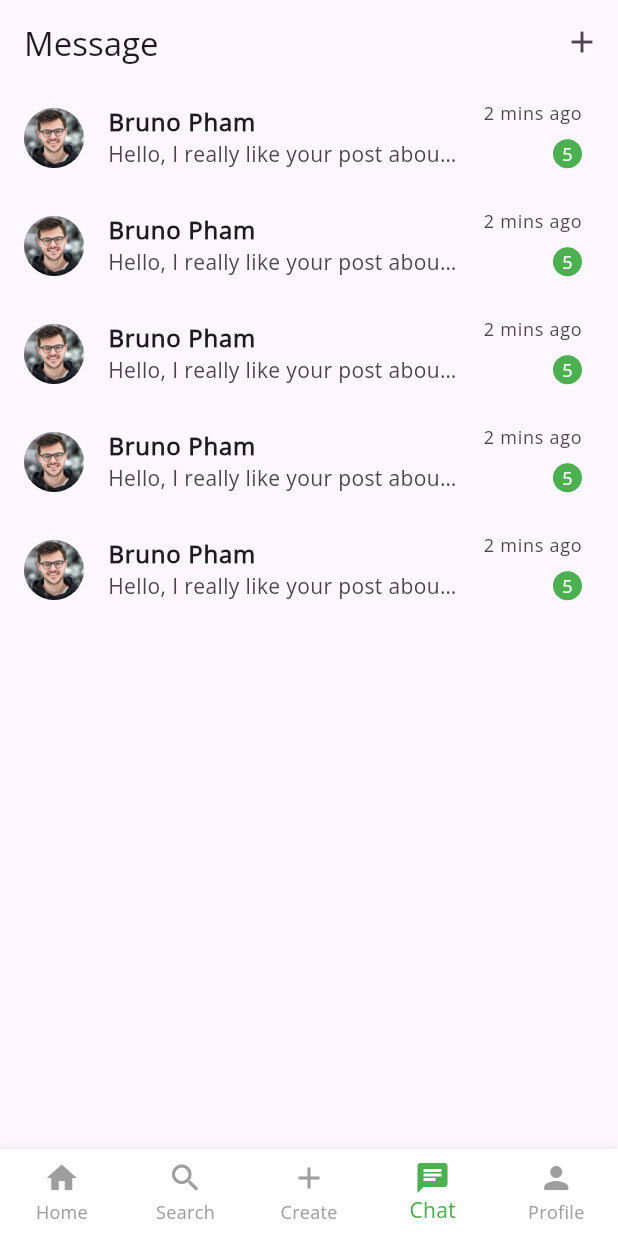
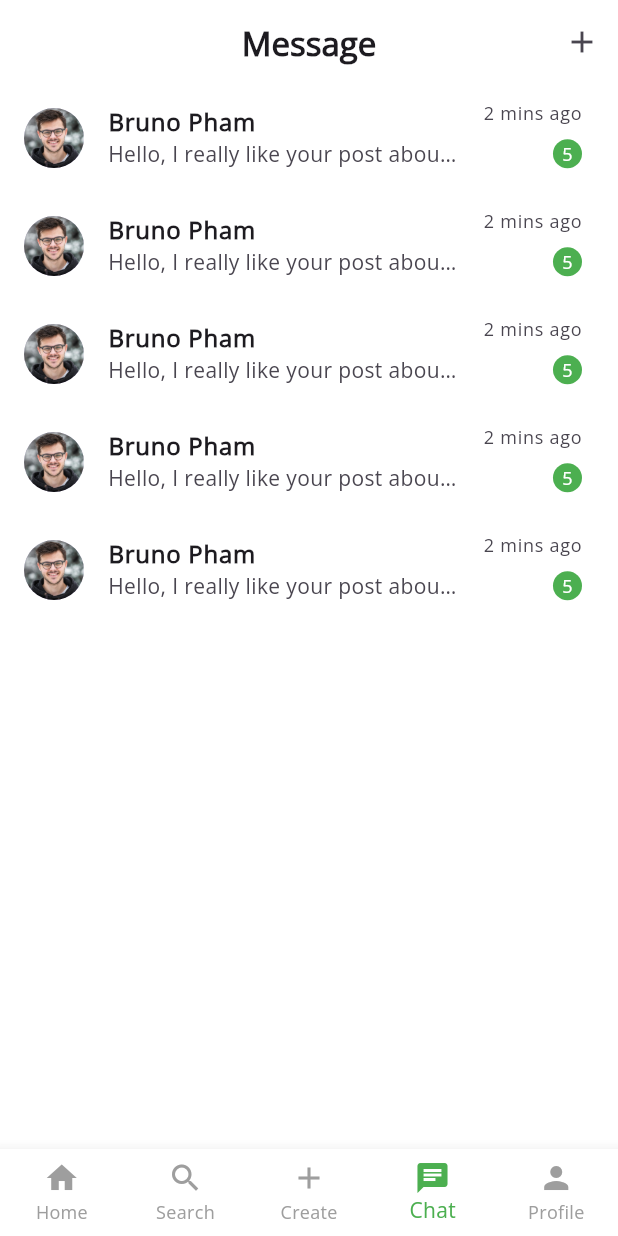
Before and after one commit to NM71/test_for_job, a Flutter app: the screen it shows after launch, item 4 of the bottom bar chosen, on a phone screen of 412 x 824 dp. Run offline on Flutter 3.47's test engine with Material 3 defaults, Android fonts, the phone set to English and light mode, and no system bars; our stand-ins replace image_picker.

```diff
--- a/lib/screens/chat_screen.dart
+++ b/lib/screens/chat_screen.dart
@@ -4,8 +4,11 @@ class MessagesScreen extends StatelessWidget {
   @override
   Widget build(BuildContext context) {
     return Scaffold(
+      backgroundColor: Color(0xffffffff),
       appBar: AppBar(
-        title: Text('Message'),
+        backgroundColor: Color(0xffffffff),
+        title: Text('Message',style: TextStyle(fontWeight: FontWeight.bold),),
+        centerTitle: true,
         actions: [
           IconButton(
             icon: Icon(Icons.add),
@@ -66,7 +69,8 @@ class MessageListItem extends StatelessWidget {
           Text(time, style: TextStyle(fontSize: 12)),
           SizedBox(height: 4),
           if (unreadCount > 0)
-            Container(
+            Flexible( // Wrap the unread count container with Flexible
+              child: Container(
                 padding: EdgeInsets.all(6),
                 decoration: BoxDecoration(
                   color: Colors.green,
@@ -77,12 +81,14 @@ class MessageListItem extends StatelessWidget {
                   style: TextStyle(color: Colors.white, fontSize: 12),
                 ),
               ),
+            ),
         ],
       ),
       onTap: onTap,
     );
   }
 }
+
 
 class ConversationScreen extends StatelessWidget {
   @override
--- a/lib/screens/feed_screen.dart
+++ b/lib/screens/feed_screen.dart
@@ -12,7 +12,7 @@ class FeedScreen extends StatelessWidget {
   Widget build(BuildContext context) {
     return RefreshIndicator(
       onRefresh: () async {
-        // Implement refresh logic here
+        // Space for the refresh logic as you people said in the google form
         await Future.delayed(Duration(seconds: 2));
       },
       child: ListView.builder(
```
Also changed, not shown: assets/logo_new.png (added). Lines whose indentation alone changed are shown as unchanged.
